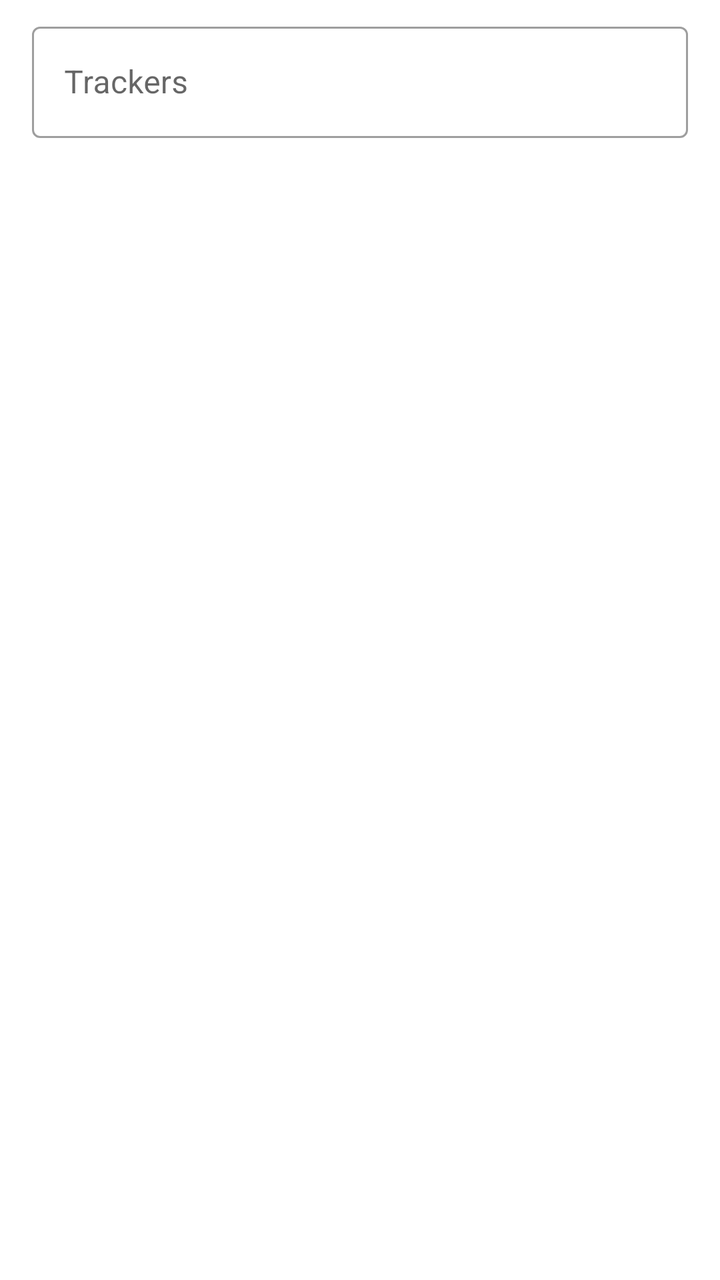
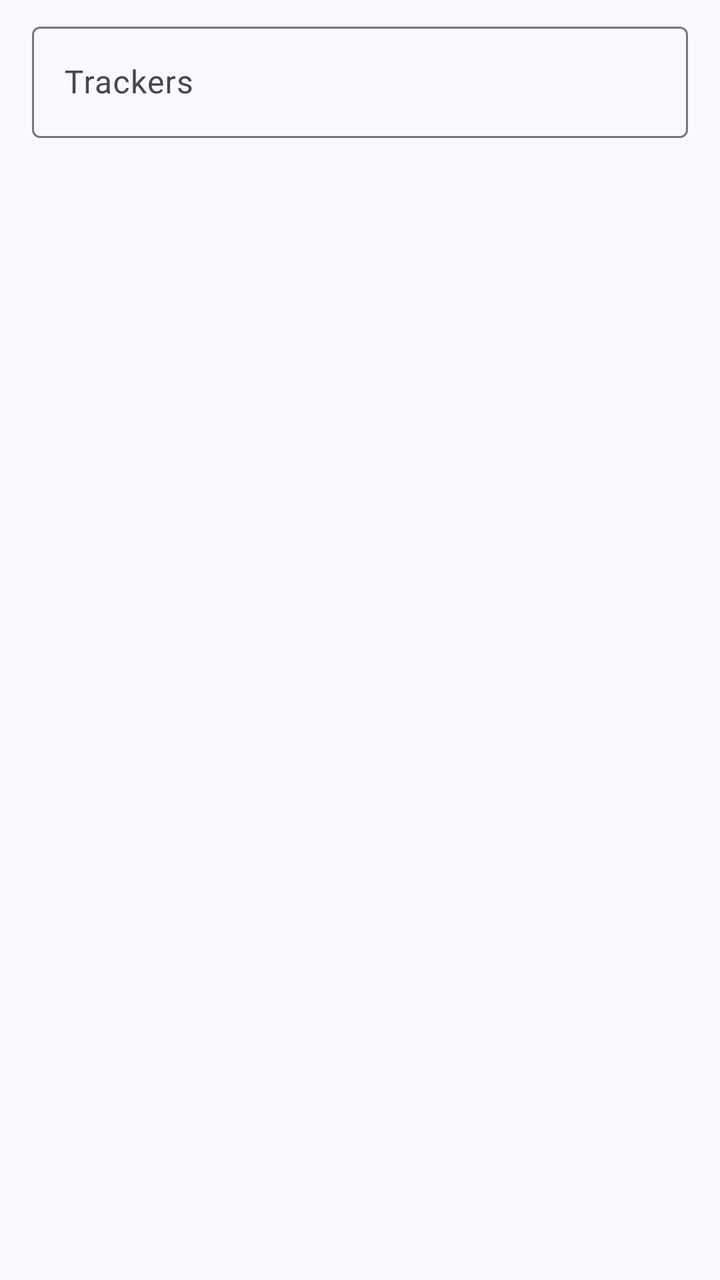

Two renders of the same Android screen: before a commit and after it. Below are the layout's source before the change and the commit's diff.
<!-- AndroidManifest.xml: application theme AppTheme -->
<!-- res/layout/dialog_torrent_trackers_add.xml -->
<?xml version="1.0" encoding="utf-8"?>
<FrameLayout xmlns:android="http://schemas.android.com/apk/res/android"
    android:layout_width="match_parent"
    android:layout_height="wrap_content">

    <com.google.android.material.textfield.TextInputLayout
        style="@style/Widget.MaterialComponents.TextInputLayout.OutlinedBox"
        android:layout_width="match_parent"
        android:layout_height="wrap_content"
        android:layout_marginHorizontal="16dp"
        android:layout_marginTop="8dp">

        <com.google.android.material.textfield.TextInputEditText
            android:id="@+id/edit_trackers"
            android:layout_width="match_parent"
            android:layout_height="wrap_content"
            android:hint="@string/torrent_trackers_add_hint"
            android:inputType="textMultiLine"
            android:maxLines="10" />

    </com.google.android.material.textfield.TextInputLayout>

</FrameLayout>
<!-- resources referenced by this layout -->
<resources>
  <style name="AppTheme" parent="Theme.MaterialComponents.DayNight.NoActionBar">
          <item name="colorPrimary">@color/color_primary</item>
          <item name="colorPrimaryDark">@color/color_primary_dark</item>
          <item name="colorPrimaryVariant">@color/color_primary_variant</item>
          <item name="colorOnPrimary">@color/color_on_primary</item>
  
          <item name="colorSecondary">@color/color_secondary</item>
          <item name="colorSecondaryVariant">@color/color_secondary_variant</item>
          <item name="colorOnSecondary">@color/color_on_secondary</item>
  
          <item name="windowActionModeOverlay">true</item>
          <item name="actionBarTheme">@style/AppTheme.ToolbarOverlay</item>
  
          <item name="android:textAlignment">viewStart</item>
  
          <item name="snackbarTextViewStyle">@style/AppTheme.SnackbarTextViewStyle</item>
  
          <item name="android:statusBarColor">@color/status_bar_color</item>
          <item name="android:navigationBarColor">@color/navigation_bar_color</item>
      </style>
  <color name="color_primary">#03A9F4</color>
  <color name="color_primary_dark">#007AC1</color>
  <color name="color_primary_variant">#007AC1</color>
  <color name="color_on_primary">#FFFFFF</color>
  <color name="color_secondary">#FFB300</color>
  <color name="color_secondary_variant">#C68400</color>
  <color name="color_on_secondary">#000000</color>
  <style name="AppTheme.ToolbarOverlay" parent="ThemeOverlay.MaterialComponents.Dark.ActionBar" />
  <style name="AppTheme.SnackbarTextViewStyle" parent="Widget.MaterialComponents.Snackbar.TextView">
          <item name="android:maxLines">15</item>
      </style>
  <color name="status_bar_color">@color/color_primary</color>
  <color name="navigation_bar_color">@android:color/transparent</color>
  <!-- unchanged entries left out for length: 1 -->
</resources>

<!-- the commit's change to res/layout/dialog_torrent_trackers_add.xml (unified diff, before → after) -->
@@ -4,7 +4,7 @@
     android:layout_height="wrap_content">
 
     <com.google.android.material.textfield.TextInputLayout
-        style="@style/Widget.MaterialComponents.TextInputLayout.OutlinedBox"
+        style="@style/Widget.Material3.TextInputLayout.OutlinedBox"
         android:layout_width="match_parent"
         android:layout_height="wrap_content"
         android:layout_marginHorizontal="16dp"
<!-- resource entries referenced after the edit -->
@@ -1,38 +1,107 @@
 <!-- resources referenced by this layout -->
 <resources>
-  <style name="AppTheme" parent="Theme.MaterialComponents.DayNight.NoActionBar">
-          <item name="colorPrimary">@color/color_primary</item>
-          <item name="colorPrimaryDark">@color/color_primary_dark</item>
-          <item name="colorPrimaryVariant">@color/color_primary_variant</item>
-          <item name="colorOnPrimary">@color/color_on_primary</item>
+  <style name="AppTheme" parent="Theme.Material3.DayNight.NoActionBar">
+          <item name="colorPrimary">@color/md_theme_primary</item>
+          <item name="colorOnPrimary">@color/md_theme_onPrimary</item>
+          <item name="colorPrimaryContainer">@color/md_theme_primaryContainer</item>
+          <item name="colorOnPrimaryContainer">@color/md_theme_onPrimaryContainer</item>
+          <item name="colorSecondary">@color/md_theme_secondary</item>
+          <item name="colorOnSecondary">@color/md_theme_onSecondary</item>
+          <item name="colorSecondaryContainer">@color/md_theme_secondaryContainer</item>
+          <item name="colorOnSecondaryContainer">@color/md_theme_onSecondaryContainer</item>
+          <item name="colorTertiary">@color/md_theme_tertiary</item>
+          <item name="colorOnTertiary">@color/md_theme_onTertiary</item>
+          <item name="colorTertiaryContainer">@color/md_theme_tertiaryContainer</item>
+          <item name="colorOnTertiaryContainer">@color/md_theme_onTertiaryContainer</item>
+          <item name="colorError">@color/md_theme_error</item>
+          <item name="colorOnError">@color/md_theme_onError</item>
+          <item name="colorErrorContainer">@color/md_theme_errorContainer</item>
+          <item name="colorOnErrorContainer">@color/md_theme_onErrorContainer</item>
+          <item name="android:colorBackground">@color/md_theme_background</item>
+          <item name="colorOnBackground">@color/md_theme_onBackground</item>
+          <item name="colorSurface">@color/md_theme_surface</item>
+          <item name="colorOnSurface">@color/md_theme_onSurface</item>
+          <item name="colorSurfaceVariant">@color/md_theme_surfaceVariant</item>
+          <item name="colorOnSurfaceVariant">@color/md_theme_onSurfaceVariant</item>
+          <item name="colorOutline">@color/md_theme_outline</item>
+          <item name="colorOutlineVariant">@color/md_theme_outlineVariant</item>
+          <item name="colorSurfaceInverse">@color/md_theme_inverseSurface</item>
+          <item name="colorOnSurfaceInverse">@color/md_theme_inverseOnSurface</item>
+          <item name="colorPrimaryInverse">@color/md_theme_inversePrimary</item>
+          <item name="colorPrimaryFixed">@color/md_theme_primaryFixed</item>
+          <item name="colorOnPrimaryFixed">@color/md_theme_onPrimaryFixed</item>
+          <item name="colorPrimaryFixedDim">@color/md_theme_primaryFixedDim</item>
+          <item name="colorOnPrimaryFixedVariant">@color/md_theme_onPrimaryFixedVariant</item>
+          <item name="colorSecondaryFixed">@color/md_theme_secondaryFixed</item>
+          <item name="colorOnSecondaryFixed">@color/md_theme_onSecondaryFixed</item>
+          <item name="colorSecondaryFixedDim">@color/md_theme_secondaryFixedDim</item>
+          <item name="colorOnSecondaryFixedVariant">@color/md_theme_onSecondaryFixedVariant</item>
+          <item name="colorTertiaryFixed">@color/md_theme_tertiaryFixed</item>
+          <item name="colorOnTertiaryFixed">@color/md_theme_onTertiaryFixed</item>
+          <item name="colorTertiaryFixedDim">@color/md_theme_tertiaryFixedDim</item>
+          <item name="colorOnTertiaryFixedVariant">@color/md_theme_onTertiaryFixedVariant</item>
+          <item name="colorSurfaceDim">@color/md_theme_surfaceDim</item>
+          <item name="colorSurfaceBright">@color/md_theme_surfaceBright</item>
+          <item name="colorSurfaceContainerLowest">@color/md_theme_surfaceContainerLowest</item>
+          <item name="colorSurfaceContainerLow">@color/md_theme_surfaceContainerLow</item>
+          <item name="colorSurfaceContainer">@color/md_theme_surfaceContainer</item>
+          <item name="colorSurfaceContainerHigh">@color/md_theme_surfaceContainerHigh</item>
+          <item name="colorSurfaceContainerHighest">@color/md_theme_surfaceContainerHighest</item>
   
-          <item name="colorSecondary">@color/color_secondary</item>
-          <item name="colorSecondaryVariant">@color/color_secondary_variant</item>
-          <item name="colorOnSecondary">@color/color_on_secondary</item>
+          <item name="materialCardViewStyle">@style/Widget.Material3.CardView.Elevated</item>
+          <item name="snackbarTextViewStyle">@style/AppTheme.SnackbarTextViewStyle</item>
   
           <item name="windowActionModeOverlay">true</item>
-          <item name="actionBarTheme">@style/AppTheme.ToolbarOverlay</item>
-  
-          <item name="android:textAlignment">viewStart</item>
-  
-          <item name="snackbarTextViewStyle">@style/AppTheme.SnackbarTextViewStyle</item>
-  
-          <item name="android:statusBarColor">@color/status_bar_color</item>
-          <item name="android:navigationBarColor">@color/navigation_bar_color</item>
       </style>
-  <color name="color_primary">#03A9F4</color>
-  <color name="color_primary_dark">#007AC1</color>
-  <color name="color_primary_variant">#007AC1</color>
-  <color name="color_on_primary">#FFFFFF</color>
-  <color name="color_secondary">#FFB300</color>
-  <color name="color_secondary_variant">#C68400</color>
-  <color name="color_on_secondary">#000000</color>
-  <style name="AppTheme.ToolbarOverlay" parent="ThemeOverlay.MaterialComponents.Dark.ActionBar" />
-  <style name="AppTheme.SnackbarTextViewStyle" parent="Widget.MaterialComponents.Snackbar.TextView">
+  <color name="md_theme_primary">#415F91</color>
+  <color name="md_theme_onPrimary">#FFFFFF</color>
+  <color name="md_theme_primaryContainer">#D6E3FF</color>
+  <color name="md_theme_onPrimaryContainer">#001B3E</color>
+  <color name="md_theme_secondary">#565F71</color>
+  <color name="md_theme_onSecondary">#FFFFFF</color>
+  <color name="md_theme_secondaryContainer">#DAE2F9</color>
+  <color name="md_theme_onSecondaryContainer">#131C2B</color>
+  <color name="md_theme_tertiary">#705575</color>
+  <color name="md_theme_onTertiary">#FFFFFF</color>
+  <color name="md_theme_tertiaryContainer">#FAD8FD</color>
+  <color name="md_theme_onTertiaryContainer">#28132E</color>
+  <color name="md_theme_error">#BA1A1A</color>
+  <color name="md_theme_onError">#FFFFFF</color>
+  <color name="md_theme_errorContainer">#FFDAD6</color>
+  <color name="md_theme_onErrorContainer">#410002</color>
+  <color name="md_theme_background">#F9F9FF</color>
+  <color name="md_theme_onBackground">#191C20</color>
+  <color name="md_theme_surface">#F9F9FF</color>
+  <color name="md_theme_onSurface">#191C20</color>
+  <color name="md_theme_surfaceVariant">#E0E2EC</color>
+  <color name="md_theme_onSurfaceVariant">#44474E</color>
+  <color name="md_theme_outline">#74777F</color>
+  <color name="md_theme_outlineVariant">#C4C6D0</color>
+  <color name="md_theme_inverseSurface">#2E3036</color>
+  <color name="md_theme_inverseOnSurface">#F0F0F7</color>
+  <color name="md_theme_inversePrimary">#AAC7FF</color>
+  <color name="md_theme_primaryFixed">#D6E3FF</color>
+  <color name="md_theme_onPrimaryFixed">#001B3E</color>
+  <color name="md_theme_primaryFixedDim">#AAC7FF</color>
+  <color name="md_theme_onPrimaryFixedVariant">#284777</color>
+  <color name="md_theme_secondaryFixed">#DAE2F9</color>
+  <color name="md_theme_onSecondaryFixed">#131C2B</color>
+  <color name="md_theme_secondaryFixedDim">#BEC6DC</color>
+  <color name="md_theme_onSecondaryFixedVariant">#3E4759</color>
+  <color name="md_theme_tertiaryFixed">#FAD8FD</color>
+  <color name="md_theme_onTertiaryFixed">#28132E</color>
+  <color name="md_theme_tertiaryFixedDim">#DDBCE0</color>
+  <color name="md_theme_onTertiaryFixedVariant">#573E5C</color>
+  <color name="md_theme_surfaceDim">#D9D9E0</color>
+  <color name="md_theme_surfaceBright">#F9F9FF</color>
+  <color name="md_theme_surfaceContainerLowest">#FFFFFF</color>
+  <color name="md_theme_surfaceContainerLow">#F3F3FA</color>
+  <color name="md_theme_surfaceContainer">#EDEDF4</color>
+  <color name="md_theme_surfaceContainerHigh">#E7E8EE</color>
+  <color name="md_theme_surfaceContainerHighest">#E2E2E9</color>
+  <style name="AppTheme.SnackbarTextViewStyle" parent="Widget.Material3.Snackbar.TextView">
           <item name="android:maxLines">15</item>
       </style>
-  <color name="status_bar_color">@color/color_primary</color>
-  <color name="navigation_bar_color">@android:color/transparent</color>
   <!-- unchanged entries left out for length: 1 -->
 </resources>
 
